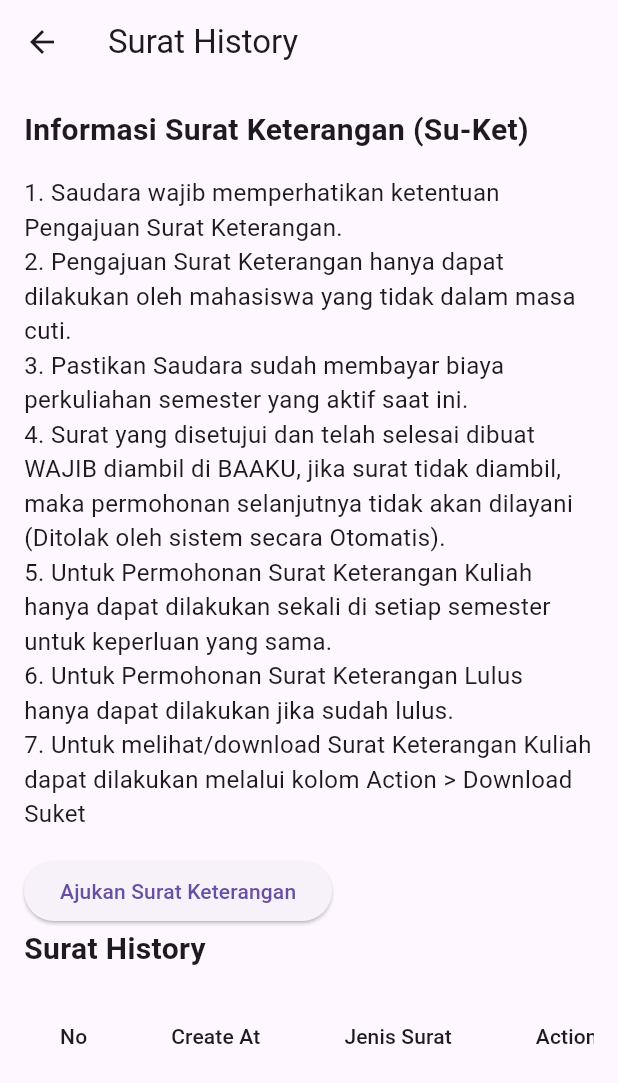
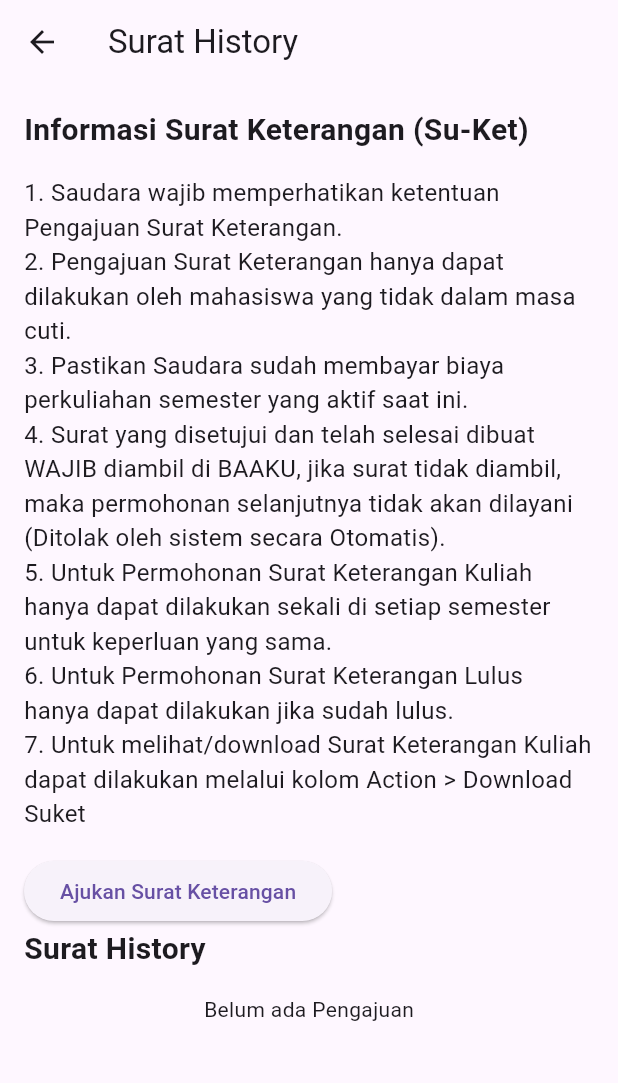
Before and after one commit to adityamfu/sila-teknokrat, a Flutter app: the SuratView screen opened by its route, on a phone screen of 412 x 824 dp. Shown: the top 1083 px of the screen. Run offline on Flutter 3.47's test engine with Material 3 defaults, Android fonts, the phone set to English and light mode, and no system bars; our stand-ins replace cloud_firestore, firebase_auth, firebase_core, get; accounts and stored records are empty.

Commit message:
get to SuratView

```diff
--- a/lib/app/modules/surat/views/surat_view.dart
+++ b/lib/app/modules/surat/views/surat_view.dart
@@ -72,7 +72,11 @@ class SuratView extends StatelessWidget {
               if (suratController.isLoading.value) {
                 return CircularProgressIndicator();
               } else {
-                return SingleChildScrollView(
+                return (suratController.suratIzinSkripsiList.isNotEmpty ||
+                        suratController.suratIzinPenelitianList.isNotEmpty ||
+                        suratController.suratKeteranganKuliahList.isNotEmpty ||
+                        suratController.suratKeteranganLulusList.isNotEmpty)
+                    ? SingleChildScrollView(
                         scrollDirection: Axis.horizontal,
                         child: DataTable(
                           columns: const [
@@ -180,6 +184,9 @@ class SuratView extends StatelessWidget {
                             ),
                           ],
                         ),
+                      )
+                    : Center(
+                        child: Text('Belum ada Pengajuan'),
                       );
               }
             }),
```
Also changed, not shown: lib/app/modules/surat/controllers/surat_controller.dart (+22 -13 lines). Lines whose indentation alone changed are shown as unchanged.
